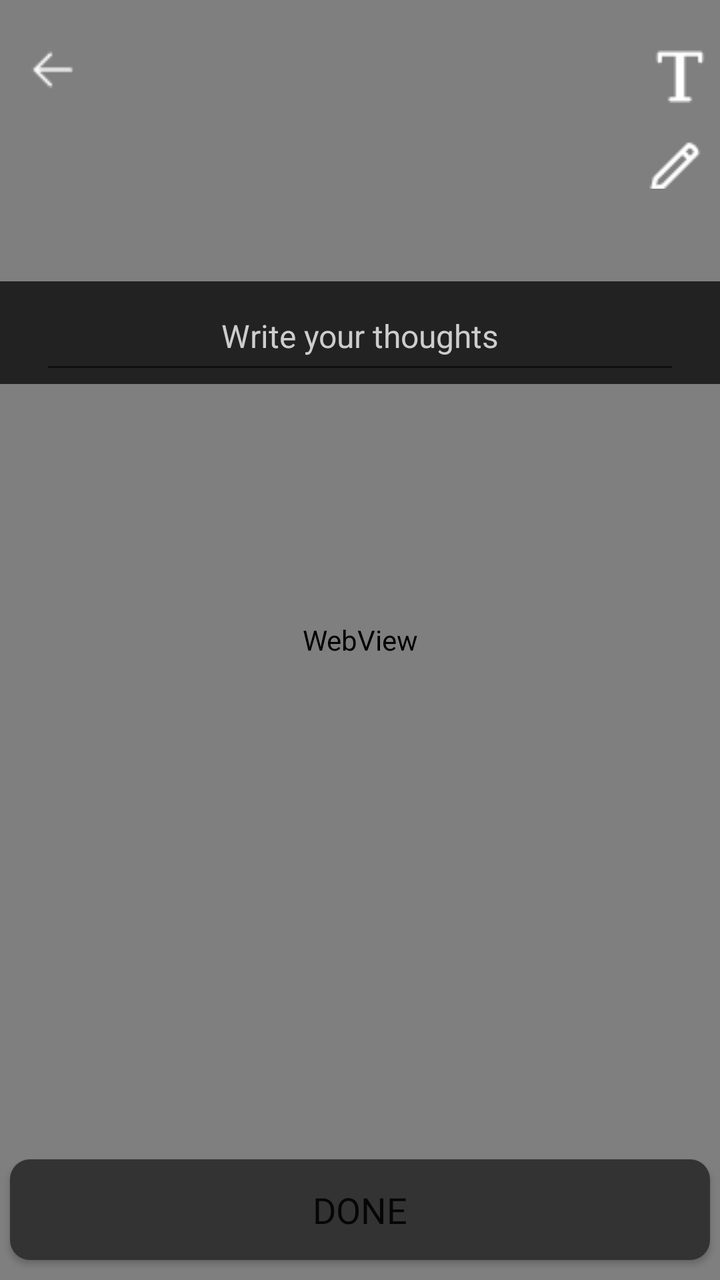
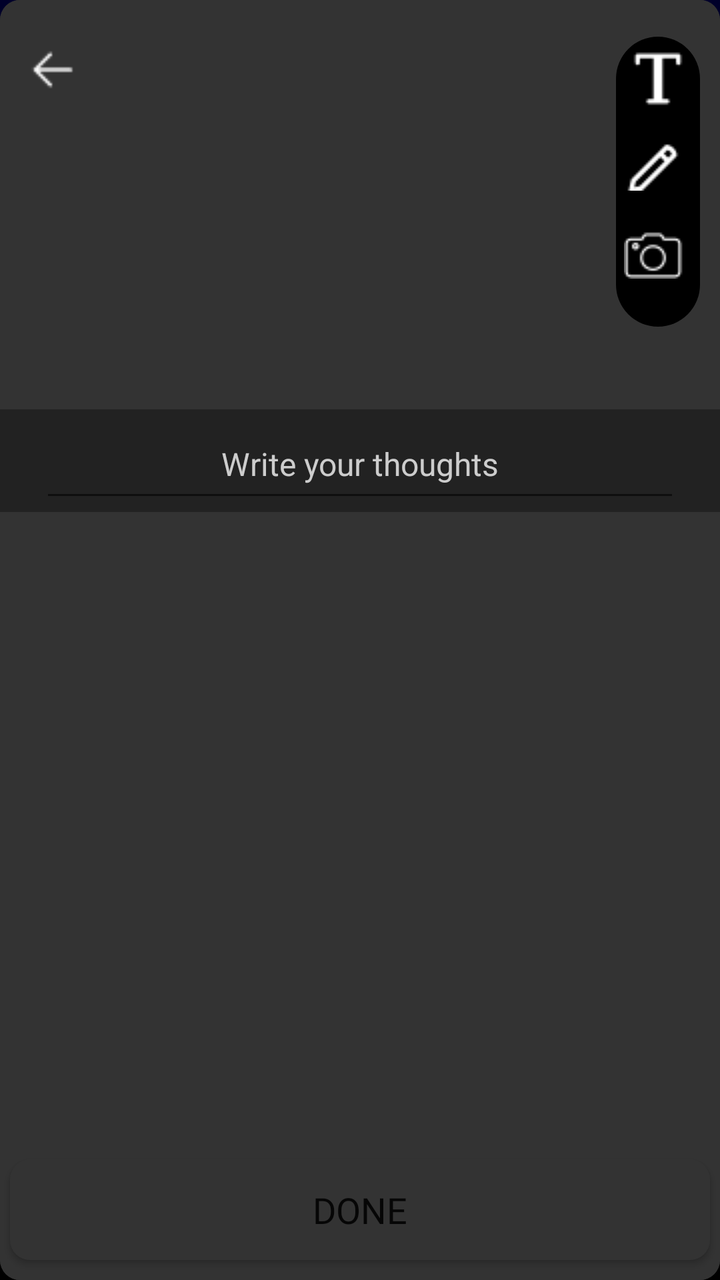

The first picture is an Android layout as it rendered before a commit; the second is the same layout after the commit. The layout source and the unified diff follow.
<!-- AndroidManifest.xml: application theme Theme.Pruvve -->
<!-- res/layout/activity_story_maker.xml -->
<?xml version="1.0" encoding="utf-8"?>
<androidx.constraintlayout.widget.ConstraintLayout xmlns:android="http://schemas.android.com/apk/res/android"
    xmlns:app="http://schemas.android.com/apk/res-auto"
    xmlns:tools="http://schemas.android.com/tools"
    android:id="@+id/clStoryMaker"
    android:layout_width="match_parent"
    android:layout_height="match_parent"
    android:background="@drawable/pitch_background"
    tools:context=".StoryMaker">

    <WebView
        android:id="@+id/imvAddAStory"
        android:layout_width="0dp"
        android:layout_height="0dp"
        android:background="@drawable/dialogue_background3"
        app:layout_constraintBottom_toBottomOf="parent"
        app:layout_constraintEnd_toEndOf="parent"
        app:layout_constraintStart_toStartOf="parent"
        app:layout_constraintTop_toTopOf="parent"
        app:layout_constraintVertical_bias="0.0"
        tools:ignore="ContentDescription" />

    <ImageView
        android:id="@+id/btnBack"
        android:layout_width="0dp"
        android:layout_height="0dp"
        android:layout_margin="3dp"
        android:src="@drawable/ep_back"
        app:layout_constraintBottom_toTopOf="@+id/guideline330"
        app:layout_constraintEnd_toStartOf="@+id/guideline319"
        app:layout_constraintStart_toStartOf="@+id/guideline329"
        app:layout_constraintTop_toTopOf="@+id/guideline333"
        tools:ignore="ContentDescription" />

    <LinearLayout
        android:layout_width="wrap_content"
        android:layout_height="wrap_content"
        android:orientation="vertical"
        android:padding="3dp"
        app:layout_constraintEnd_toEndOf="parent"
        app:layout_constraintTop_toTopOf="@+id/guideline333">

        <ImageView
            android:id="@+id/imvWriteStory"
            android:layout_width="wrap_content"
            android:layout_height="wrap_content"
            android:layout_marginBottom="5dp"
            android:src="@drawable/write_icon"
            app:layout_constraintEnd_toStartOf="@+id/guideline318"
            app:layout_constraintTop_toTopOf="@+id/guideline333"
            tools:ignore="ContentDescription" />

        <ImageView
            android:id="@+id/imvEditStory"
            android:layout_width="wrap_content"
            android:layout_height="wrap_content"
            android:layout_marginBottom="10dp"
            android:src="@drawable/edit_icon"
            app:layout_constraintEnd_toStartOf="@+id/guideline318"
            app:layout_constraintTop_toBottomOf="@+id/imvWriteStory"
            tools:ignore="ContentDescription" />

    </LinearLayout>

    <LinearLayout
        android:layout_width="0dp"
        android:layout_height="0dp"
        android:background="@color/mid_dark_gray"
        app:layout_constraintBottom_toTopOf="@+id/guideline335"
        app:layout_constraintEnd_toEndOf="parent"
        app:layout_constraintStart_toStartOf="parent"
        app:layout_constraintTop_toTopOf="@+id/guideline334">

        <EditText
            android:id="@+id/etStoryCaption"
            android:layout_width="match_parent"
            android:layout_height="match_parent"
            android:layout_marginStart="20dp"
            android:layout_marginEnd="20dp"
            android:autofillHints="None"
            android:gravity="center"
            android:hint="Write your thoughts"
            android:inputType="text"
            android:textColor="@color/white"
            android:textColorHint="@color/light_gray"
            android:textSize="16sp"
            tools:ignore="HardcodedText" />
    </LinearLayout>

    <Button
        android:id="@+id/btnDone"
        android:layout_width="350dp"
        android:layout_height="0dp"
        android:layout_margin="10dp"
        android:background="@drawable/disabled_button"
        android:fontFamily="@font/poppins_bold"
        android:text="Done"
        android:textSize="18sp"
        app:layout_constraintBottom_toBottomOf="parent"
        app:layout_constraintEnd_toEndOf="parent"
        app:layout_constraintStart_toStartOf="parent"
        app:layout_constraintTop_toTopOf="@+id/guideline332"
        tools:ignore="HardcodedText" />

    <androidx.constraintlayout.widget.Guideline
        android:id="@+id/guideline318"
        android:layout_width="wrap_content"
        android:layout_height="wrap_content"
        android:orientation="vertical"
        app:layout_constraintGuide_percent="0.91" />

    <androidx.constraintlayout.widget.Guideline
        android:id="@+id/guideline319"
        android:layout_width="wrap_content"
        android:layout_height="wrap_content"
        android:orientation="vertical"
        app:layout_constraintGuide_percent="0.13" />

    <androidx.constraintlayout.widget.Guideline
        android:id="@+id/guideline329"
        android:layout_width="wrap_content"
        android:layout_height="wrap_content"
        android:orientation="vertical"
        app:layout_constraintGuide_percent="0.015" />

    <androidx.constraintlayout.widget.Guideline
        android:id="@+id/guideline332"
        android:layout_width="wrap_content"
        android:layout_height="wrap_content"
        android:orientation="horizontal"
        app:layout_constraintGuide_percent="0.89" />

    <androidx.constraintlayout.widget.Guideline
        android:id="@+id/guideline333"
        android:layout_width="wrap_content"
        android:layout_height="wrap_content"
        android:orientation="horizontal"
        app:layout_constraintGuide_percent="0.02872777" />

    <androidx.constraintlayout.widget.Guideline
        android:id="@+id/guideline334"
        android:layout_width="wrap_content"
        android:layout_height="wrap_content"
        android:orientation="horizontal"
        app:layout_constraintGuide_percent="0.22" />

    <androidx.constraintlayout.widget.Guideline
        android:id="@+id/guideline335"
        android:layout_width="wrap_content"
        android:layout_height="wrap_content"
        android:orientation="horizontal"
        app:layout_constraintGuide_percent="0.30" />

    <androidx.constraintlayout.widget.Guideline
        android:id="@+id/guideline330"
        android:layout_width="wrap_content"
        android:layout_height="wrap_content"
        android:orientation="horizontal"
        app:layout_constraintGuide_percent="0.08" />

    <androidx.recyclerview.widget.RecyclerView
        android:id="@+id/rvGalleryChooser"
        android:layout_width="match_parent"
        android:layout_height="match_parent" />

</androidx.constraintlayout.widget.ConstraintLayout>
<!-- resources referenced by this layout -->
<resources>
  <color name="light_gray">#CDCDCD</color>
  <color name="mid_dark_gray">#222222</color>
  <color name="white">#FFFFFFFF</color>
  <!-- drawable dialogue_background3 (drawable) -->
  <?xml version="1.0" encoding="utf-8"?>
  <shape
      xmlns:android="http://schemas.android.com/apk/res/android"
      android:shape="rectangle">
      <solid
          android:color="@color/dark_gray"/>
      <corners
          android:radius="10dp"/>
  </shape>
  <!-- drawable disabled_button (drawable) -->
  <?xml version="1.0" encoding="utf-8"?>
  <shape
      xmlns:android="http://schemas.android.com/apk/res/android"
      android:shape="rectangle">
      <solid
          android:color="@color/dark_gray"/>
      <corners
          android:radius="10dp"/>
  </shape>
  <!-- drawable edit_icon: png bitmap (drawable, 321 bytes) -->
  <!-- drawable ep_back: png bitmap (drawable, 213 bytes) -->
  <!-- drawable pitch_background (drawable) -->
  <?xml version="1.0" encoding="utf-8"?>
  <shape
      xmlns:android="http://schemas.android.com/apk/res/android"
      android:shape="rectangle">
      <gradient android:startColor="@color/black"
          android:endColor="#00002A"
          android:angle="90"
          android:type="linear"
          android:centerColor="@color/black"/>
  
  </shape>
  <!-- drawable write_icon: png bitmap (drawable, 267 bytes) -->
  <style name="Theme.Pruvve" parent="Theme.AppCompat.DayNight.DarkActionBar" />
  <color name="dark_gray">#333333</color>
  <color name="black">#FF000000</color>
</resources>

<!-- the commit's change to res/layout/activity_story_maker.xml (unified diff, before → after) -->
@@ -8,8 +8,20 @@
     android:background="@drawable/pitch_background"
     tools:context=".StoryMaker">
 
-    <WebView
+    <ImageView
         android:id="@+id/imvAddAStory"
+        android:layout_width="0dp"
+        android:layout_height="0dp"
+        android:scaleType="centerCrop"
+        android:background="@drawable/dialogue_background3"
+        app:layout_constraintBottom_toBottomOf="parent"
+        app:layout_constraintEnd_toEndOf="parent"
+        app:layout_constraintStart_toStartOf="parent"
+        app:layout_constraintTop_toTopOf="parent"
+        tools:ignore="ContentDescription" />
+
+    <ImageView
+        android:id="@+id/imvAddAStory2"
         android:layout_width="0dp"
         android:layout_height="0dp"
         android:background="@drawable/dialogue_background3"
@@ -17,7 +29,6 @@
         app:layout_constraintEnd_toEndOf="parent"
         app:layout_constraintStart_toStartOf="parent"
         app:layout_constraintTop_toTopOf="parent"
-        app:layout_constraintVertical_bias="0.0"
         tools:ignore="ContentDescription" />
 
     <ImageView
@@ -36,7 +47,9 @@
         android:layout_width="wrap_content"
         android:layout_height="wrap_content"
         android:orientation="vertical"
-        android:padding="3dp"
+        android:padding="4dp"
+        android:layout_marginEnd="10dp"
+        android:background="@drawable/icon_background"
         app:layout_constraintEnd_toEndOf="parent"
         app:layout_constraintTop_toTopOf="@+id/guideline333">
 
@@ -60,9 +73,20 @@
             app:layout_constraintTop_toBottomOf="@+id/imvWriteStory"
             tools:ignore="ContentDescription" />
 
+        <ImageView
+            android:id="@+id/imvCameraStory"
+            android:layout_width="wrap_content"
+            android:layout_height="wrap_content"
+            android:layout_marginBottom="20dp"
+            android:src="@drawable/camera_icon2"
+            app:layout_constraintEnd_toStartOf="@+id/guideline318"
+            app:layout_constraintTop_toBottomOf="@+id/imvWriteStory"
+            tools:ignore="ContentDescription" />
+
     </LinearLayout>
 
     <LinearLayout
+        android:id="@+id/llCaption"
         android:layout_width="0dp"
         android:layout_height="0dp"
         android:background="@color/mid_dark_gray"
@@ -142,14 +166,14 @@
         android:layout_width="wrap_content"
         android:layout_height="wrap_content"
         android:orientation="horizontal"
-        app:layout_constraintGuide_percent="0.22" />
+        app:layout_constraintGuide_percent="0.32" />
 
     <androidx.constraintlayout.widget.Guideline
         android:id="@+id/guideline335"
         android:layout_width="wrap_content"
         android:layout_height="wrap_content"
         android:orientation="horizontal"
-        app:layout_constraintGuide_percent="0.30" />
+        app:layout_constraintGuide_percent="0.40" />
 
     <androidx.constraintlayout.widget.Guideline
         android:id="@+id/guideline330"
@@ -158,9 +182,4 @@
         android:orientation="horizontal"
         app:layout_constraintGuide_percent="0.08" />
 
-    <androidx.recyclerview.widget.RecyclerView
-        android:id="@+id/rvGalleryChooser"
-        android:layout_width="match_parent"
-        android:layout_height="match_parent" />
-
 </androidx.constraintlayout.widget.ConstraintLayout>
<!-- resource entries referenced after the edit -->
@@ -3,6 +3,7 @@
   <color name="light_gray">#CDCDCD</color>
   <color name="mid_dark_gray">#222222</color>
   <color name="white">#FFFFFFFF</color>
+  <!-- drawable camera_icon2: png bitmap (drawable, 532 bytes) -->
   <!-- drawable dialogue_background3 (drawable) -->
   <?xml version="1.0" encoding="utf-8"?>
   <shape
@@ -25,6 +26,14 @@
   </shape>
   <!-- drawable edit_icon: png bitmap (drawable, 321 bytes) -->
   <!-- drawable ep_back: png bitmap (drawable, 213 bytes) -->
+  <!-- drawable icon_background (drawable) -->
+  <?xml version="1.0" encoding="utf-8"?>
+  <shape xmlns:android="http://schemas.android.com/apk/res/android"
+      android:shape="rectangle">
+      <solid
+          android:color="@color/black"/>
+      <corners android:radius="45dp"/>
+  </shape>
   <!-- drawable pitch_background (drawable) -->
   <?xml version="1.0" encoding="utf-8"?>
   <shape
